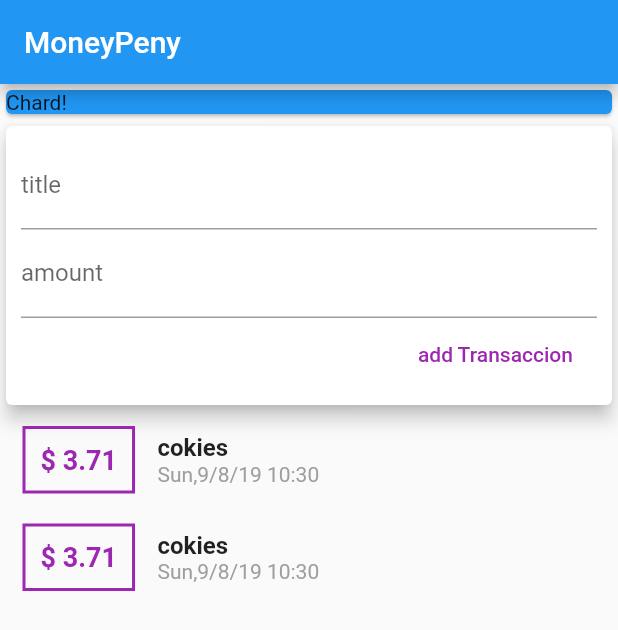
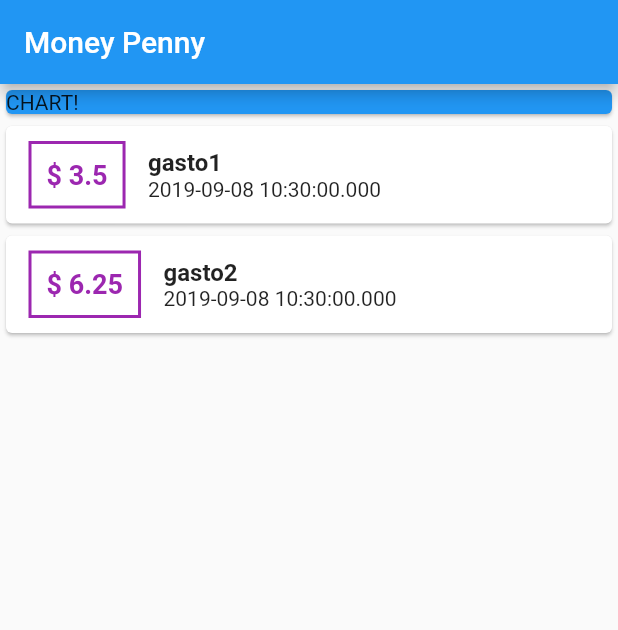
Before and after one commit to Cyberpunk-B1-66ER/flutterpractice, a Flutter app: the screen it shows after launch, on a phone screen of 412 x 824 dp. Shown: the top 630 px of the screen. Run offline on Flutter 3.47's test engine with Material 2 defaults, Android fonts, the phone set to English and light mode, and no system bars.

Commit message:
recien me acuerdo de hacer commit a lo q cree desde cero puff

```diff
--- a/lib/main.dart
+++ b/lib/main.dart
@@ -1,5 +1,5 @@
 import 'package:flutter/material.dart';
-import './widgets/listadetransacciones.dart';
+import './models/transaccion.dart';
 
 void main() => runApp(MyApp());
 
@@ -13,13 +13,25 @@ class MyApp extends StatelessWidget {
 }
 
 class MyAppHome extends StatelessWidget {
-  final titleControler = TextEditingController();
-  final amountControler = TextEditingController();
+  final List<Transaccion> transa = [
+    Transaccion(
+      id: 't1',
+      title: 'gasto1',
+      amount: 3.5,
+      date: DateTime.now(),
+    ),
+    Transaccion(
+      id: 't2',
+      title: 'gasto2',
+      amount: 6.25,
+      date: DateTime.now(),
+    )
+  ];
   @override
   Widget build(BuildContext context) {
     return Scaffold(
         appBar: AppBar(
-        title: Text('MoneyPeny'),
+          title: Text('Money Penny'),
         ),
         body: Column(
           children: <Widget>[
@@ -27,37 +39,40 @@ class MyAppHome extends StatelessWidget {
               width: double.infinity,
               child: Card(
                 color: Colors.blue,
-              child: Text('Chard!'),
+                child: Text('CHART!'),
               ),
             ),
-          Card(
-            elevation: 5,
-            child: Container(
+            Column(
+                children: transa.map((tx) {
+              return Card(
+                child: Row(
+                  children: <Widget>[
+                    Container(
+                      decoration: BoxDecoration(
+                          border: Border.all(width: 2, color: Colors.purple)),
+                      margin:
+                          EdgeInsets.symmetric(vertical: 10, horizontal: 15),
                       padding: EdgeInsets.all(10),
-              child: Column(
-                crossAxisAlignment: CrossAxisAlignment.end,
-                children: <Widget>[
-                  TextField(
-                    decoration: InputDecoration(labelText: 'title'),
-                    controller: titleControler,
-                  ),
-                  TextField(
-                    decoration: InputDecoration(labelText: 'amount'),
-                  ),
-                  FlatButton(
                       child: Text(
-                      'add Transaccion',
-                    ),
-                    textColor: Colors.purple,
-                    onPressed: () {},
-                  ),
-                ],
+                        '\$ ${tx.amount}',
+                        style: TextStyle(
+                            color: Colors.purple,
+                            fontSize: 18,
+                            fontWeight: FontWeight.bold),
                       ),
                     ),
-          ),
-          ListaTransacciones(),
+                    Column(
+                      crossAxisAlignment: CrossAxisAlignment.start,
+                      children: <Widget>[
+                        Text(tx.title,style: TextStyle(fontWeight: FontWeight.bold,fontSize: 16),),
+                        Text(tx.date.toString()),
+                      ],
+                    )
                   ],
                 ),
               );
+            }).toList()),
+          ],
+        ));
   }
 }
--- a/lib/widgets/listadetransacciones.dart
+++ /dev/null
@@ -1,63 +0,0 @@
-import 'package:flutter/material.dart';
-import 'package:flutter/services.dart';
-import '../models/transaccion.dart';
-import 'package:intl/intl.dart';
-class ListaTransacciones extends StatelessWidget {
-  final List<Transaccion> transa = [
-    Transaccion(
-      id: 't1',
-      title: 'cokies',
-      amount: 3.71,
-      date: DateTime.now(),
-    ),
-    Transaccion(
-      id: 't2',
-      title: 'cokies',
-      amount: 3.71,
-      date: DateTime.now(),
-    ),
-  ];
-  @override
-  Widget build(BuildContext context) {
-    return  Column(
-            children: transa.map((tx) {
-              return Row(
-                children: <Widget>[
-                  Container(
-                    decoration: BoxDecoration(
-                        border: Border.all(
-                      color: Colors.purple,
-                      width: 2,
-                    )),
-                    margin: EdgeInsets.symmetric(vertical: 10, horizontal: 15),
-                    padding: EdgeInsets.all(10),
-                    child: Text(
-                      '\$ ${tx.amount}',
-                      style: TextStyle(
-                          color: Colors.purple,
-                          fontSize: 18,
-                          fontWeight: FontWeight.bold),
-                    ),
-                  ),
-                  Column(
-                    crossAxisAlignment: CrossAxisAlignment.start,
-                    children: <Widget>[
-                      Text(
-                        tx.title,
-                        style: TextStyle(
-                          fontWeight: FontWeight.bold,
-                          fontSize: 16,
-                        ),
-                      ),
-                      Text(
-                        DateFormat('EEE,M/d/yy H:m').format(tx.date) ,
-                        style: TextStyle(color: Colors.grey),
-                      ),
-                    ],
-                  )
-                ],
-              );
-            }).toList(),
-          );
-  }
-}
```
Also changed, not shown: lib/models/transaccion.dart (+8 -6 lines). Lines whose indentation alone changed are shown as unchanged.
